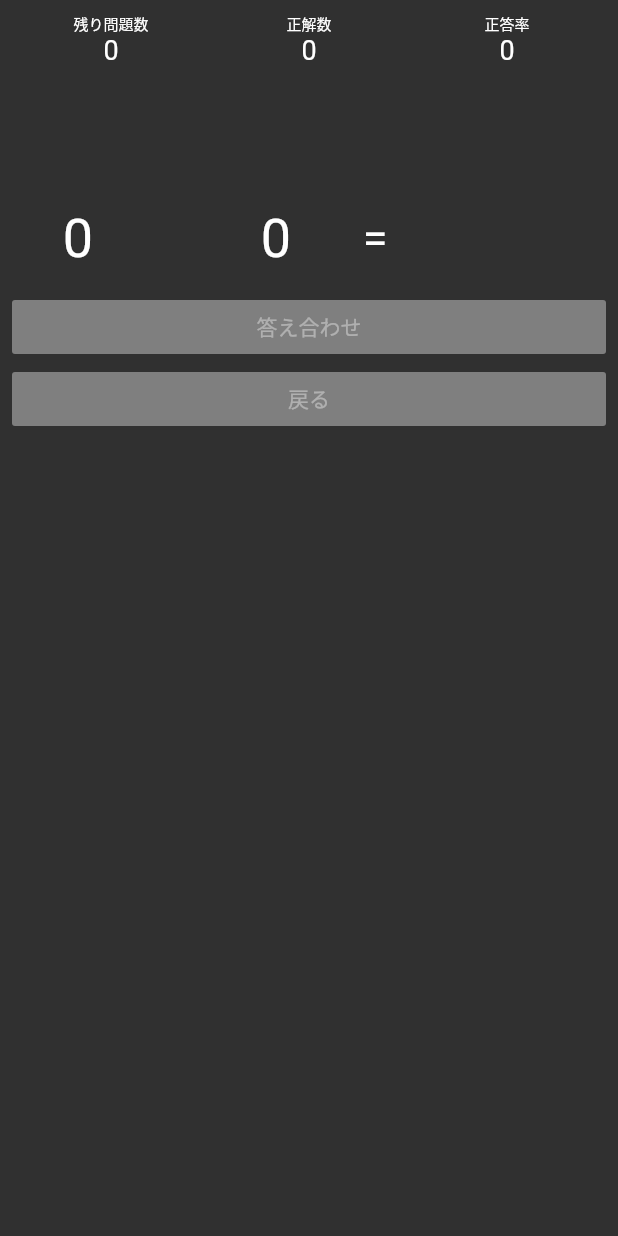
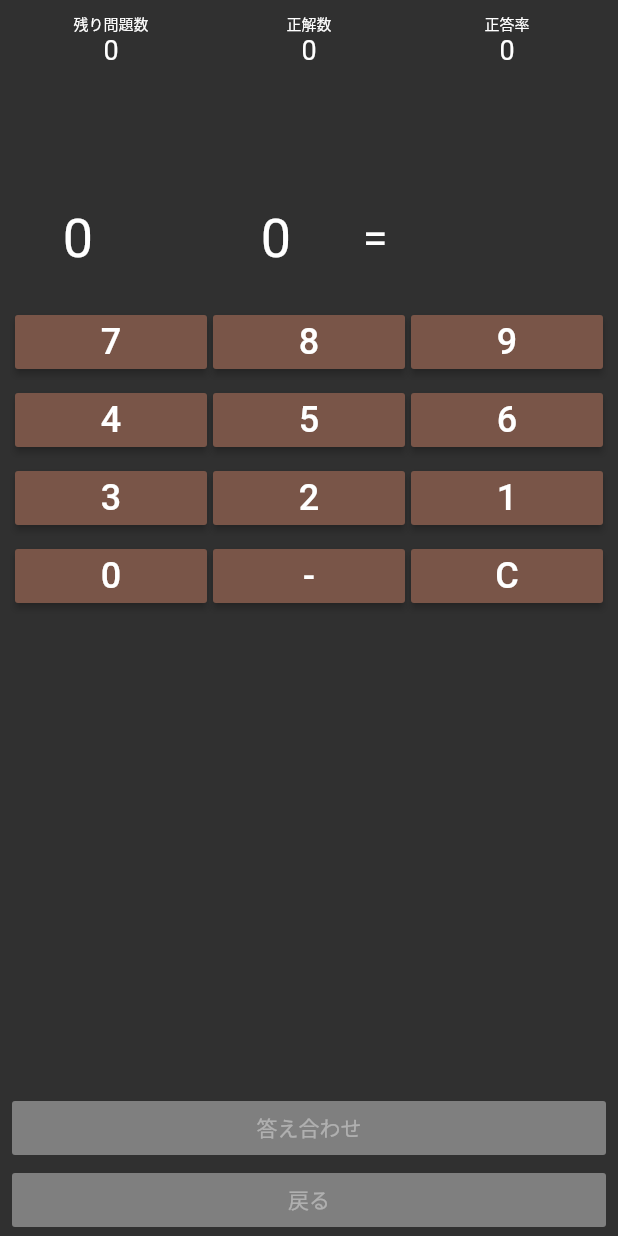
Before and after one commit to yuya0405/calc_training, a Flutter app: the screen it shows after launch, after a tap on "スタート", on a phone screen of 412 x 824 dp. Run offline on Flutter 3.47's test engine with Material 2 defaults, Android fonts, the phone set to English and light mode, and no system bars.

Commit message:
151:電卓ボタンを実装

```diff
--- a/lib/screens/testScreen.dart
+++ b/lib/screens/testScreen.dart
@@ -133,7 +133,54 @@ class _TestScreenState extends State<TestScreen> {
 
   //電卓ボタン部分
   Widget _calcButtons() {
-    return Container();
+    return Expanded(
+      child: Padding(
+        padding: const EdgeInsets.only(left: 8.0, right: 8.0, top: 8.0),
+        child: Table(
+          children: [
+            TableRow(
+              children: [
+                _calcButton("7"),
+                _calcButton("8"),
+                _calcButton("9"),
+              ]
+            ),
+            TableRow(
+              children: [
+                _calcButton("4"),
+                _calcButton("5"),
+                _calcButton("6"),
+              ]
+            ),
+            TableRow(
+              children: [
+                _calcButton("3"),
+                _calcButton("2"),
+                _calcButton("1"),
+              ]
+            ),
+            TableRow(
+              children: [
+                _calcButton("0"),
+                _calcButton("-"),
+                _calcButton("C"),
+              ]
+            ),
+          ],
+        ),
+      ),
+    );
+  }
+
+  Widget _calcButton(String numString) {
+    return Padding(
+      padding: const EdgeInsets.all(2.0),
+      child: RaisedButton(
+        color: Colors.brown,
+          onPressed: () => print(numString),
+          child: Text(numString, style: TextStyle(fontSize: 24.0),),
+      ),
+    );
   }
 
   //答え合わせボタン
```
